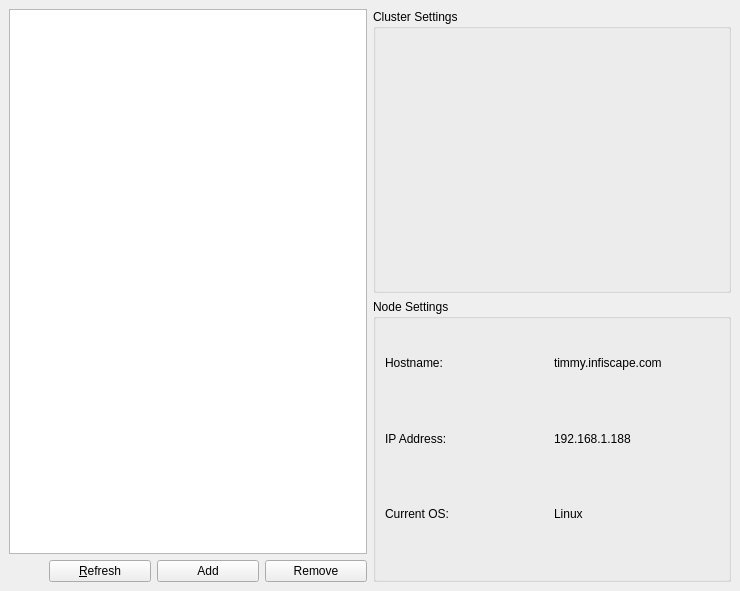
This is ClusterControl/modules/ClusterSettingsBase.ui in patrickhartling/maestro as Qt 5 draws it before an edit. The edited form follows.
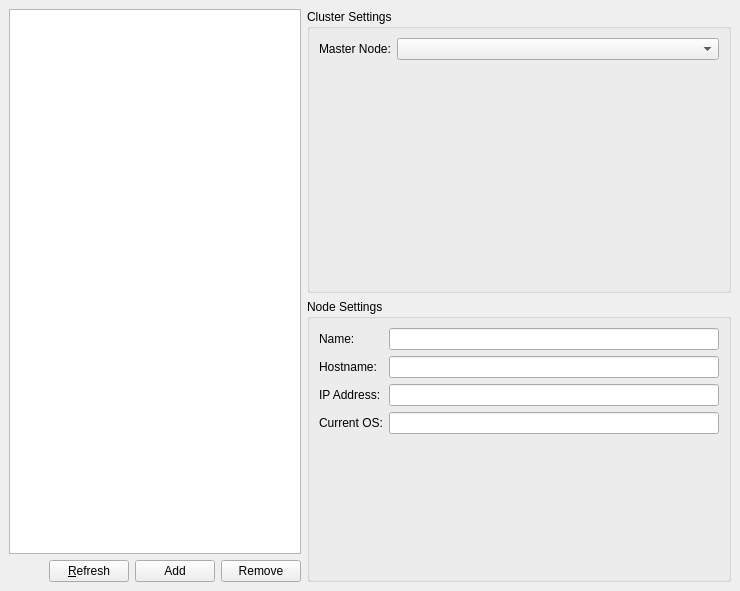
This is the edited form.

Commit message:
- Filling in all node settings.
NOTE: There seems to be a bug in PyQt when getting a selection event from a
      QListView. Because of this we must connect to a QSelectionModel signal.

Patch:
```diff
--- a/ClusterControl/modules/ClusterSettingsBase.ui
+++ b/ClusterControl/modules/ClusterSettingsBase.ui
@@ -74,7 +74,7 @@
         </widget>
        </item>
        <item>
-        <widget class="QPushButton" name="mRemoveBtn" >
+        <widget class="QPushButton" name="mAddBtn" >
          <property name="toolTip" >
           <string>&lt;html>&lt;head>&lt;meta name="qrichtext" content="1" />&lt;/head>&lt;body style=" white-space: pre-wrap; font-family:Sans Serif; font-size:9pt; font-weight:400; font-style:normal; text-decoration:none;">&lt;p style=" margin-top:0px; margin-bottom:0px; margin-left:0px; margin-right:0px; -qt-block-indent:0; text-indent:0px;">Add a cluster node.&lt;/p>&lt;/body>&lt;/html></string>
          </property>
@@ -116,6 +116,49 @@
        <property name="title" >
         <string>Cluster Settings</string>
        </property>
+       <layout class="QGridLayout" >
+        <property name="margin" >
+         <number>9</number>
+        </property>
+        <property name="spacing" >
+         <number>6</number>
+        </property>
+        <item row="0" column="1" >
+         <widget class="QComboBox" name="mMasterCB" >
+          <property name="sizePolicy" >
+           <sizepolicy>
+            <hsizetype>7</hsizetype>
+            <vsizetype>0</vsizetype>
+            <horstretch>0</horstretch>
+            <verstretch>0</verstretch>
+           </sizepolicy>
+          </property>
+         </widget>
+        </item>
+        <item row="0" column="0" >
+         <widget class="QLabel" name="mMasterNodeLbl" >
+          <property name="text" >
+           <string>Master Node:</string>
+          </property>
+          <property name="buddy" >
+           <cstring>mMasterCB</cstring>
+          </property>
+         </widget>
+        </item>
+        <item row="1" column="1" >
+         <spacer>
+          <property name="orientation" >
+           <enum>Qt::Vertical</enum>
+          </property>
+          <property name="sizeHint" >
+           <size>
+            <width>20</width>
+            <height>40</height>
+           </size>
+          </property>
+         </spacer>
+        </item>
+       </layout>
       </widget>
      </item>
      <item>
@@ -123,84 +166,88 @@
        <property name="title" >
         <string>Node Settings</string>
        </property>
-       <widget class="QLabel" name="label" >
-        <property name="geometry" >
-         <rect>
-          <x>12</x>
-          <y>29</y>
-          <width>163</width>
-          <height>70</height>
-         </rect>
+       <layout class="QGridLayout" >
+        <property name="margin" >
+         <number>9</number>
         </property>
-        <property name="text" >
-         <string>Hostname:</string>
+        <property name="spacing" >
+         <number>6</number>
         </property>
-       </widget>
-       <widget class="QLabel" name="label_3" >
-        <property name="geometry" >
-         <rect>
-          <x>12</x>
-          <y>105</y>
-          <width>163</width>
-          <height>69</height>
-         </rect>
-        </property>
-        <property name="text" >
-         <string>IP Address:</string>
-        </property>
-       </widget>
-       <widget class="QLabel" name="label_5" >
-        <property name="geometry" >
-         <rect>
-          <x>12</x>
-          <y>180</y>
-          <width>163</width>
-          <height>70</height>
-         </rect>
-        </property>
-        <property name="text" >
-         <string>Current OS:</string>
-        </property>
-       </widget>
-       <widget class="QLabel" name="label_2" >
-        <property name="geometry" >
-         <rect>
-          <x>181</x>
-          <y>29</y>
-          <width>163</width>
-          <height>70</height>
-         </rect>
-        </property>
-        <property name="text" >
-         <string>timmy.infiscape.com</string>
-        </property>
-       </widget>
-       <widget class="QLabel" name="label_4" >
-        <property name="geometry" >
-         <rect>
-          <x>181</x>
-          <y>105</y>
-          <width>163</width>
-          <height>69</height>
-         </rect>
-        </property>
-        <property name="text" >
-         <string>192.168.1.188</string>
-        </property>
-       </widget>
-       <widget class="QLabel" name="label_6" >
-        <property name="geometry" >
-         <rect>
-          <x>181</x>
-          <y>180</y>
-          <width>163</width>
-          <height>70</height>
-         </rect>
-        </property>
-        <property name="text" >
-         <string>Linux</string>
-        </property>
-       </widget>
+        <item row="4" column="1" >
+         <spacer>
+          <property name="orientation" >
+           <enum>Qt::Vertical</enum>
+          </property>
+          <property name="sizeHint" >
+           <size>
+            <width>305</width>
+            <height>91</height>
+           </size>
+          </property>
+         </spacer>
+        </item>
+        <item row="0" column="1" >
+         <widget class="QLineEdit" name="mNameEdit" />
+        </item>
+        <item row="0" column="0" >
+         <widget class="QLabel" name="mNameLbl" >
+          <property name="text" >
+           <string>Name:</string>
+          </property>
+         </widget>
+        </item>
+        <item row="1" column="1" >
+         <widget class="QLineEdit" name="mHostnameEdit" >
+          <property name="readOnly" >
+           <bool>false</bool>
+          </property>
+         </widget>
+        </item>
+        <item row="1" column="0" >
+         <widget class="QLabel" name="mHostnameLbl" >
+          <property name="text" >
+           <string>Hostname:</string>
+          </property>
+          <property name="buddy" >
+           <cstring>mHostnameEdit</cstring>
+          </property>
+         </widget>
+        </item>
+        <item row="2" column="1" >
+         <widget class="QLineEdit" name="mIpAddressEdit" >
+          <property name="readOnly" >
+           <bool>true</bool>
+          </property>
+         </widget>
+        </item>
+        <item row="2" column="0" >
+         <widget class="QLabel" name="mIpAddressLbl" >
+          <property name="text" >
+           <string>IP Address:</string>
+          </property>
+          <property name="buddy" >
+           <cstring>mIpAddressEdit</cstring>
+          </property>
+         </widget>
+        </item>
+        <item row="3" column="0" >
+         <widget class="QLabel" name="mCurrentOsLbl" >
+          <property name="text" >
+           <string>Current OS:</string>
+          </property>
+          <property name="buddy" >
+           <cstring>mCurrentOsEdit</cstring>
+          </property>
+         </widget>
+        </item>
+        <item row="3" column="1" >
+         <widget class="QLineEdit" name="mCurrentOsEdit" >
+          <property name="readOnly" >
+           <bool>true</bool>
+          </property>
+         </widget>
+        </item>
+       </layout>
       </widget>
      </item>
     </layout>
```
Left out of the diff: 15 changed lines with no effect on the pictures. The commit also changes 4 other files.
